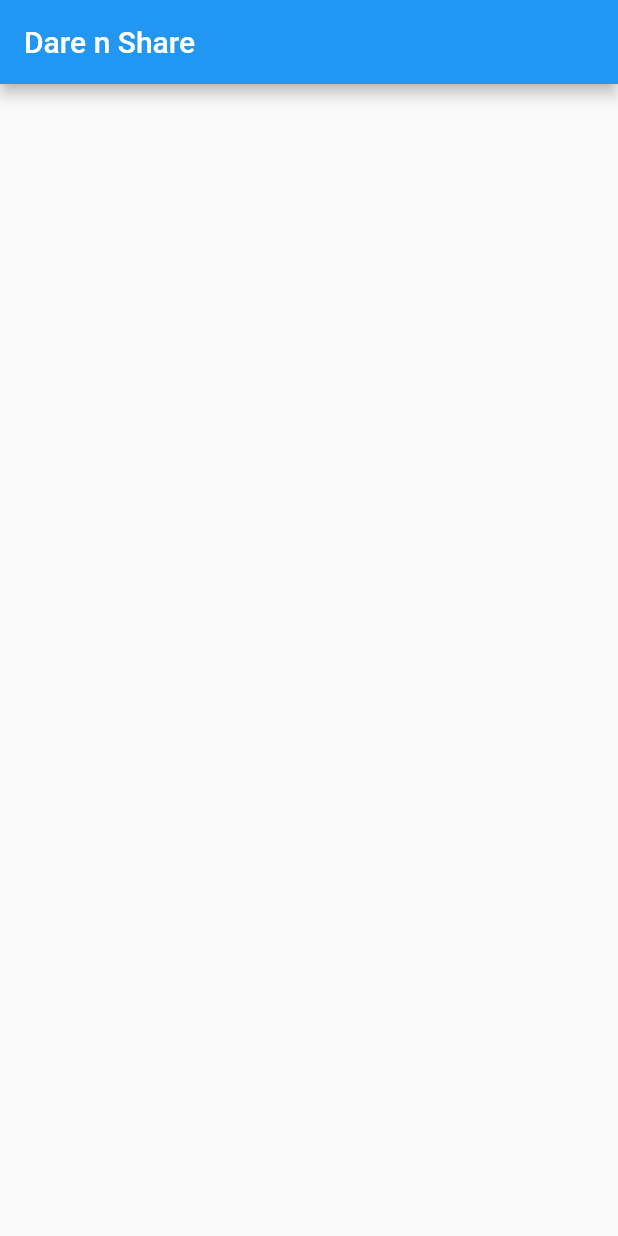
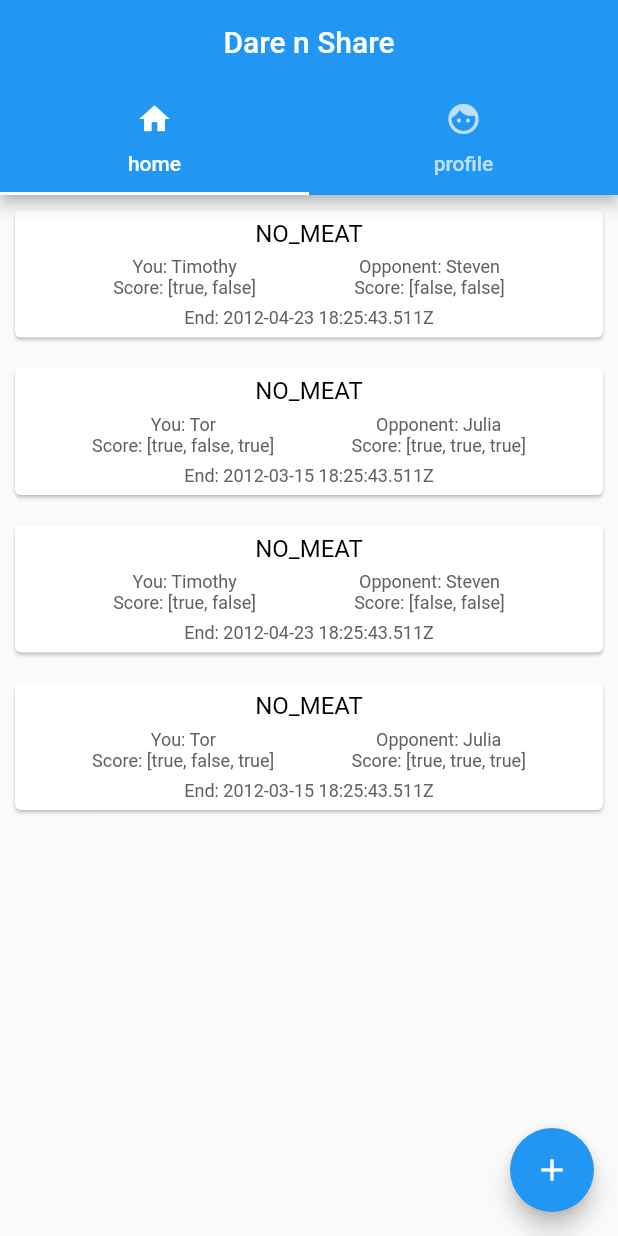
Before and after one commit to Timrin/dare_n_share_app, a Flutter app: the screen it shows after launch, on a phone screen of 412 x 824 dp. Run offline on Flutter 3.47's test engine with Material 2 defaults, Android fonts, the phone set to English and light mode, and no system bars.

Commit message:
Multiple changes
Added tabs in the home screen
Simple implementation of the dare service

```diff
--- a/lib/config.dart
+++ b/lib/config.dart
@@ -1,3 +1,3 @@
 class Config {
-  static const String IP = "127.0.0.1:12345";
+  static const String IP = "127.0.0.1:2324";
 }
--- a/lib/main.dart
+++ b/lib/main.dart
@@ -1,18 +1,24 @@
+import 'package:dare_n_share_app/screens/authenticate.dart';
+import 'package:dare_n_share_app/services/dareService.dart';
 import 'package:flutter/material.dart';
 import 'package:dare_n_share_app/screens/home.dart';
+import 'package:provider/provider.dart';
 
 void main() => runApp(MyApp());
 
 class MyApp extends StatelessWidget {
-  // This widget is the root of your application.
+  DareService dareService = new DareService();
+
   @override
   Widget build(BuildContext context) {
-    return MaterialApp(
-      title: 'Flutter Demo',
-      theme: ThemeData(
-        primarySwatch: Colors.blue,
-      ),
-      home: Home(),
+    return Provider<DareService>.value(
+      child: MaterialApp(
+        title: 'Flutter Demo',
+        theme: ThemeData(
+          primarySwatch: Colors.blue,
+        ),
+        home: Home(),
+      ), value: dareService,
     );
   }
 }
--- a/lib/screens/authenticate.dart
+++ b/lib/screens/authenticate.dart
@@ -1,3 +1,19 @@
-class Authenticate {
-  //This class is meant to be the screen widget for login and registration
+import 'package:flutter/material.dart';
+
+///
+///This class is the screen widget for login and registration
+///
+class Authenticate extends StatelessWidget{
+  @override
+  Widget build(BuildContext context) {
+    return Scaffold(
+      appBar: AppBar(
+        title: Text("Dare n Share"),
+      ),
+      body: Column(
+        children: <Widget>[
+        ],
+      ),
+    );
+  }
 }
--- a/lib/screens/home.dart
+++ b/lib/screens/home.dart
@@ -1,16 +1,126 @@
+import 'package:dare_n_share_app/services/dareService.dart';
 import 'package:flutter/material.dart';
 import 'package:flutter/widgets.dart';
+import 'package:provider/provider.dart';
 
-//This class is the home screen widget for the application
-//After login users are directed here
+///
+///This class is the home screen widget for the application
+///After login users are directed here
+///
 class Home extends StatelessWidget {
   @override
   Widget build(BuildContext context) {
-    return Scaffold(
-      appBar: AppBar(
-        title: Text("Dare n Share"),
+    final DareService dareService = Provider.of<DareService>(
+        context); //TODO Not supposed to be a DareService, this is just for testing
+
+    return DefaultTabController(
+      length: 2,
+      child: Scaffold(
+          appBar: AppBar(
+            title: Center(child: Text("Dare n Share")),
+            bottom: TabBar(
+              tabs: [
+                Tab(icon: Icon(Icons.home), text: "home",),
+                Tab(icon: Icon(Icons.face), text: "profile",),
+              ],
+            ),
+          ),
+          body: TabBarView(children: [
+            ListView.builder(
+                itemCount: dareService.getDaresOfUser(1).length,
+                itemBuilder: (context, index) {
+                  return dareTemplate(dareService.getDaresOfUser(1)[index]);
+                }),
+            Center(child: Text("Profile")),
+          ]),
+          floatingActionButton: FloatingActionButton(
+            onPressed: () => print("Add Dare pressed, do something"),
+            tooltip: 'Add Dare',
+            child: Icon(Icons.add),
+          )),
+    );
+  }
+
+  ///
+  /// This method takes a dare object and builds a card widget presenting the
+  /// information about the dare.
+  ///
+  Widget dareTemplate(dare) {
+    return Card(
+      margin: EdgeInsets.all(10.0),
+      child: InkWell(
+        child: Padding(
+          padding: const EdgeInsets.fromLTRB(0, 6, 0, 6),
+          child: Column(
+            children: <Widget>[
+              Text(
+                dare.objectiveName,
+                style: TextStyle(
+                  fontSize: 16.0,
+                  color: Colors.black,
+                ),
+              ),
+              SizedBox(
+                height: 6.0,
+              ),
+              Row(
+                mainAxisAlignment: MainAxisAlignment.spaceEvenly,
+                children: <Widget>[
+                  Column(
+                    children: <Widget>[
+                      Text(
+                        "You: ${dare.participant1.user.name}",
+                        style: TextStyle(
+                          fontSize: 12.0,
+                          color: Colors.grey[700],
+                        ),
+                      ),
+                      Text(
+                        "Score: ${dare.participant1.score}",
+                        style: TextStyle(
+                          fontSize: 12.0,
+                          color: Colors.grey[700],
+                        ),
+                      ),
+                    ],
+                  ),
+                  Column(
+                    children: <Widget>[
+                      Text(
+                        "Opponent: ${dare.participant2.user.name}",
+                        style: TextStyle(
+                          fontSize: 12.0,
+                          color: Colors.grey[700],
+                        ),
+                      ),
+                      Text(
+                        "Score: ${dare.participant2.score}",
+                        style: TextStyle(
+                          fontSize: 12.0,
+                          color: Colors.grey[700],
+                        ),
+                      ),
+                    ],
+                  ),
+                ],
+              ),
+              SizedBox(
+                height: 6.0,
+              ),
+              Text(
+                "End: ${dare.end.toString()}",
+                style: TextStyle(
+                  fontSize: 12.0,
+                  color: Colors.grey[700],
+                ),
+              )
+            ],
+          ),
+        ),
+        onTap: () {
+          print('Card taped, do something');
+        },
       ),
     );
   }
-
 }
--- a/lib/services/dareService.dart
+++ b/lib/services/dareService.dart
@@ -0,0 +1,90 @@
+import 'dart:convert';
+
+import 'package:dare_n_share_app/mockdata/db.dart';
+import 'package:dare_n_share_app/models/dare.dart';
+import 'package:dare_n_share_app/models/participant.dart';
+import 'package:dare_n_share_app/models/user.dart';
+import 'package:http/http.dart';
+
+import '../config.dart';
+
+class DareService {
+  Client client = Client();
+
+  Future<String> fetchUsersDares(int uid) async {
+    //Construct URL
+    final path = "http://" + Config.IP + "/dare/" + uid.toString();
+
+    //Send request
+    final response = await client.get(path);
+
+    //Check response
+    if (response.statusCode == 200) {
+      //If the request was successful, return response
+      return response.body;
+    } else {
+      //If the request was not successful, generate exception
+      throw Exception("Could not reach the server");
+    }
+  }
+
+  //TODO: This might not belong here but in the Dare class as a constructor instead
+  Dare parseDareFromJSON(String jsonData) {
+    Map<String, dynamic> dare = jsonDecode(jsonData);
+    var participants = new List();
+
+    //Read config data
+    String objectiveType = dare["objective"]["type"];
+    String objectiveName = dare["objective"]["goal"];
+
+    //Create the participant objects
+    //TODO: refactor, objectiveType should be an enum type, if case should be a switch case
+    for (int i = 0; i < dare["participants"].length; i++) {
+      String userName = dare["participants"][i]["name"];
+      int uid = dare["participants"][i]["uid"];
+
+      if (objectiveType == "BOOLEAN") {
+        List score = dare["participants"][i]["score"];
+        participants.add(
+            Participant(user: User(uid: uid, name: userName), score: score));
+      } else {
+        //TODO: Error occurred, abort
+        print("Error: parseDareFromJSON, unknown objective type");
+      }
+
+      print("Created: ${participants[i].toString()}");
+    }
+
+    //Configure scope
+    String scopeType = dare["scope"]["type"];
+    DateTime start;
+    DateTime end;
+
+    if (scopeType == "TIMED") {
+      start = DateTime.tryParse(dare["start"]);
+      end = DateTime.tryParse(dare["end"]);
+    } else {
+      //TODO: Error occurred, abort
+      print("Error: parseDareFromJSON, unknown scope type");
+    }
+
+    return Dare(start: start,
+        end: end,
+        objectiveName: objectiveName,
+        objectiveType: objectiveType,
+        participant1: participants[0],
+        participant2: participants[1]);
+
+
+  }
+
+  //TODO: Remove in the future, this is just for testing
+  List<Dare> getDaresOfUser(int uid) {
+    List<Dare> dares = new List();
+    dares.add(parseDareFromJSON(DB.Dares[0]));
+    dares.add(parseDareFromJSON(DB.Dares[1]));
+    dares.add(parseDareFromJSON(DB.Dares[0]));
+    dares.add(parseDareFromJSON(DB.Dares[1]));
+    return dares;
+  }
+}
--- a/lib/services/userService.dart
+++ b/lib/services/userService.dart
@@ -0,0 +1,50 @@
+import 'dart:convert';
+import 'package:http/http.dart' as http;
+
+
+class UserService {
+  void parseJSON(String data) {
+    Map<String, dynamic> user = jsonDecode(data);
+    print("Name: ${user["name"]}");
+
+    for (int i = 0; i < user["friends"].length; i++) {
+      print("Friend: $i ${user["friends"][i]["name"]}");
+    }
+
+  }
+
+  Future<String> getUser(int id) async {
+    var response; //fetch user from server
+    response = """{
+      "uid": 1,
+      "name": "Timothy",
+      "profile_img": "/profile-picture/1",
+      "dares": [
+        {
+          "id": "d1"
+        },
+        {
+          "id": "d2"
+        },
+        {
+          "id": "d3"
+        }
+      ],
+      "friends": [
+        {
+          "uid": 2,
+          "name": "Steven",
+          "profile_img": "/profile-picture/2"
+        },
+        {
+          "uid": 3,
+          "name": "Tor",
+          "profile_img": "/profile-picture/2"
+        }
+      ]
+    }""";
+  }
+
+
+
+}
--- a/pubspec.yaml
+++ b/pubspec.yaml
@@ -24,6 +24,7 @@ dependencies:
   # Use with the CupertinoIcons class for iOS style icons.
   cupertino_icons: ^0.1.2
   provider: ^4.0.4
+  http: ^0.12.0+4
 
 dev_dependencies:
   flutter_test:
```
Also changed, not shown: lib/controller/controller.dart (deleted), pubspec.lock, 3 other files.
